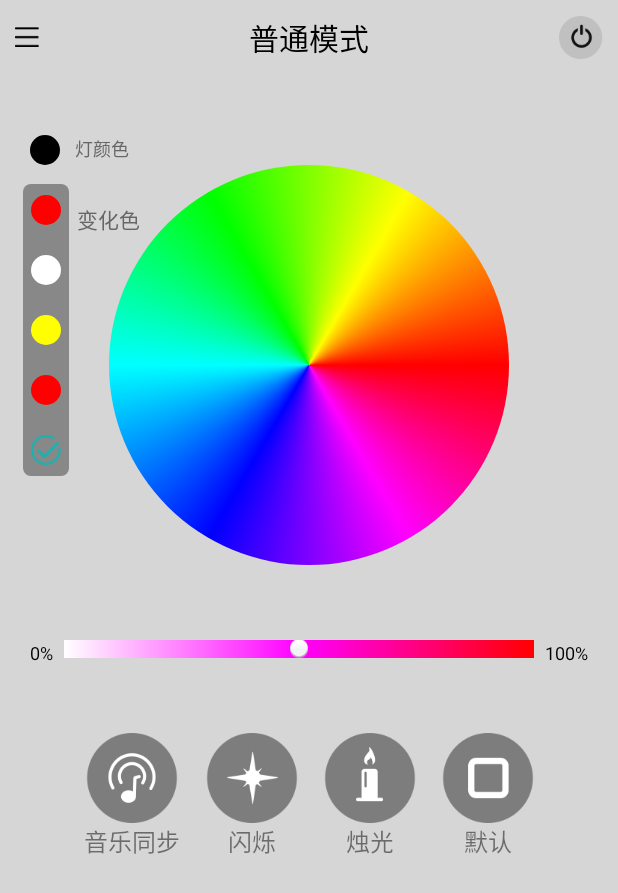
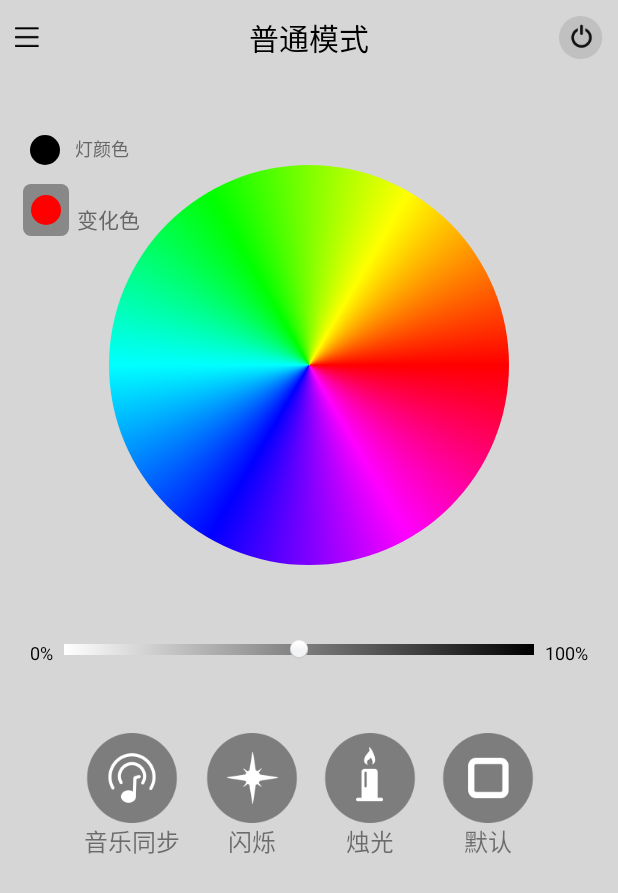
Before and after one commit to yinshijian-kkb/MagicLamp, an Android app: the screen it shows after launch (MyActivity), on a phone screen of 412 x 824 dp. Shown: the top 893 px of the screen. Run offline under Robolectric (Android 15) with nearby library versions, the phone set to English and light mode, and no system bars.

Commit message:
modify compound color interaction

```diff
--- a/MagicLamp/src/main/AndroidManifest.xml
+++ b/MagicLamp/src/main/AndroidManifest.xml
@@ -15,6 +15,8 @@
         android:theme="@android:style/Theme.Light.NoTitleBar">
         <activity
             android:name="MyActivity"
+            android:screenOrientation="portrait"
+            android:configChanges="keyboardHidden|orientation"
             android:label="@string/app_name">
             <intent-filter>
                 <action android:name="android.intent.action.MAIN" />
@@ -25,21 +27,25 @@
             android:name=".activities.MusicActivity"
             android:alwaysRetainTaskState="true"
             android:screenOrientation="portrait"
+            android:configChanges="keyboardHidden|orientation"
             android:windowSoftInputMode="stateUnchanged|adjustPan" />
         <activity
             android:name=".activities.BroadcastActivity"
             android:alwaysRetainTaskState="true"
             android:screenOrientation="portrait"
+            android:configChanges="keyboardHidden|orientation"
             android:windowSoftInputMode="stateUnchanged|adjustPan" />
         <activity
             android:name=".activities.SceneActivity"
             android:alwaysRetainTaskState="true"
             android:screenOrientation="portrait"
+            android:configChanges="keyboardHidden|orientation"
             android:windowSoftInputMode="stateUnchanged|adjustPan" />
         <activity
             android:name=".activities.SettingActivity"
             android:alwaysRetainTaskState="true"
             android:screenOrientation="portrait"
+            android:configChanges="keyboardHidden|orientation"
             android:windowSoftInputMode="stateUnchanged|adjustPan" />
     </application>
 </manifest>
--- a/MagicLamp/src/main/java/tcl/com/magiclamp/fragment/MainFragment.java
+++ b/MagicLamp/src/main/java/tcl/com/magiclamp/fragment/MainFragment.java
@@ -74,7 +74,7 @@ public class MainFragment extends Fragment implements
      */
     private SeekBar brightnessBar;
 
-    private Button panel_1,panel2, panel3, panel4, panel5;
+    private Button panel_1,panel2, panel3, panel4, panel5,panelConfirm;
     /**
      * 灯光变化色
      */
@@ -107,7 +107,12 @@ public class MainFragment extends Fragment implements
      * 是否可编辑灯色
      */
     private boolean mIsChangeColor;
+    /**
+     * 变化色是否折叠
+     */
+    private boolean mIsExpanded;
     private SceneManager mSceneManger;
+    private CheckBox cb;
 
     @Override
     public void onAttach(Activity activity) {
@@ -138,7 +143,7 @@ public class MainFragment extends Fragment implements
         ivBack.setImageResource(R.drawable.menu);
         ivBack.setOnClickListener(this);
 
-        CheckBox cb = (CheckBox) view.findViewById(R.id.cb_checker);
+        cb = (CheckBox) view.findViewById(R.id.cb_checker);
         cb.setButtonDrawable(R.drawable.on);
         cb.setOnCheckedChangeListener(this);
 
@@ -155,11 +160,12 @@ public class MainFragment extends Fragment implements
         panel3 = (Button) view.findViewById(R.id.panel_3);
         panel4 = (Button) view.findViewById(R.id.panel_4);
         panel5 = (Button) view.findViewById(R.id.panel_5);
+        panelConfirm = (Button)view.findViewById(R.id.btn_confirm);
         panel2.setOnClickListener(this);
         panel3.setOnClickListener(this);
         panel4.setOnClickListener(this);
         panel5.setOnClickListener(this);
-        view.findViewById(R.id.btn_confirm).setOnClickListener(this);
+        panelConfirm.setOnClickListener(this);
 
         brightnessBar = (SeekBar) view.findViewById(R.id.progress_seek_bar);
         brightnessBar.setOnSeekBarChangeListener(this);
@@ -173,6 +179,7 @@ public class MainFragment extends Fragment implements
         viewLoading = view.findViewById(R.id.loading_view);
         fl_cover = view.findViewById(R.id.fl_cover);
 
+        expandCompoundColor(false);
         lampBeanInvalidate();
 
     }
@@ -237,10 +244,11 @@ public class MainFragment extends Fragment implements
      * @param canAdjustedComposedColor
      */
     private void setPanelState(boolean canAdjustedComposedColor) {
-        panel2.setEnabled(canAdjustedComposedColor ? true : false);
+//        panel2.setEnabled(canAdjustedComposedColor ? true : false);
         panel3.setEnabled(canAdjustedComposedColor ? true : false);
         panel4.setEnabled(canAdjustedComposedColor ? true : false);
         panel5.setEnabled(canAdjustedComposedColor ? true : false);
+//        panelConfirm.setEnabled(canAdjustedComposedColor ? true : false);
     }
 
     @Override
@@ -249,7 +257,7 @@ public class MainFragment extends Fragment implements
         showLoading();
     }
 
-    private boolean flag = true;
+//    private boolean flag = true;
 
     @Override
     public void onClick(View v) {
@@ -274,8 +282,12 @@ public class MainFragment extends Fragment implements
                 }
                 break;
             case R.id.panel_2://编辑变化色
-                mIsChangeColor = false;
-                cancelPanelColor(v, 0);
+                if (!mIsExpanded){
+                    expandCompoundColor(true);
+                }else{
+                    mIsChangeColor = false;
+                    cancelPanelColor(v, 0);
+                }
                 break;
             case R.id.panel_3:
                 mIsChangeColor = false;
@@ -291,10 +303,23 @@ public class MainFragment extends Fragment implements
                 break;
             case R.id.btn_confirm:
                 ToastUtils.showShort(mContext,"同步变化色");
+                expandCompoundColor(false);
                 break;
             default:
                 break;
         }
+    }
+
+    /**
+     * 展开、折叠变化色
+     * @param isExpanded
+     */
+    private void expandCompoundColor(boolean isExpanded) {
+        mIsExpanded = isExpanded;
+        panel3.setVisibility(isExpanded ? View.VISIBLE : View.GONE);
+        panel4.setVisibility(isExpanded ? View.VISIBLE : View.GONE);
+        panel5.setVisibility(isExpanded ? View.VISIBLE : View.GONE);
+        panelConfirm.setVisibility(isExpanded ? View.VISIBLE : View.GONE);
     }
 
     /**
@@ -304,6 +329,10 @@ public class MainFragment extends Fragment implements
      * @param pos
      */
     private void cancelPanelColor(View v, int pos) {
+        if (!mLampData.isCanAdjustedComposedColor()) {
+            ToastUtils.showShort(mContext, "不可编辑灯色");
+            return;
+        }
         if(mCompundColors[pos] == 0){
             ToastUtils.showShort(mContext, "没有填充色值");
         }else{
@@ -425,9 +454,11 @@ public class MainFragment extends Fragment implements
     public void onCheckedChanged(CompoundButton buttonView, boolean isChecked) {
         switch (buttonView.getId()) {
             case R.id.cb_checker:
-                fl_cover.setVisibility(isChecked ? View.VISIBLE : View.GONE);
+//                fl_cover.setVisibility(isChecked ? View.VISIBLE : View.GONE);
+                ToastUtils.showShort(mContext,isChecked ? "关机":"开机");
                 tv_header.setEnabled(!isChecked);
                 break;
         }
     }
+
 }
--- a/MagicLamp/src/main/res/drawable/background_fill.xml
+++ b/MagicLamp/src/main/res/drawable/background_fill.xml
@@ -1,11 +1,10 @@
 <?xml version="1.0" encoding="utf-8"?>
 <shape xmlns:android="http://schemas.android.com/apk/res/android"
     android:shape="rectangle">
-    <!--<size
+    <size
         android:width="@dimen/brightness_bar_width"
-        android:height="@dimen/brightness_bar_height" />-->
+        android:height="@dimen/brightness_bar_height" />
     <gradient
-        android:centerColor="@color/magenta"
-        android:endColor="@color/red"
+        android:endColor="@color/black"
         android:startColor="@color/white" />
 </shape>
--- a/MagicLamp/src/main/res/layout/fragment_content.xml
+++ b/MagicLamp/src/main/res/layout/fragment_content.xml
@@ -87,12 +87,14 @@
         <SeekBar
             android:id="@+id/progress_seek_bar"
             android:layout_width="match_parent"
-            android:layout_height="12dp"
+            android:layout_height="wrap_content"
             android:layout_toLeftOf="@+id/tv_end"
             android:layout_toRightOf="@id/tv_start"
             android:max="100"
             android:progress="10"
             android:thumbOffset="0dp"
+            android:minHeight="7dp"
+            android:maxHeight="7dp"
             android:progressDrawable="@drawable/seekbar_progress"
             android:thumb="@drawable/thumb" />
 
```
